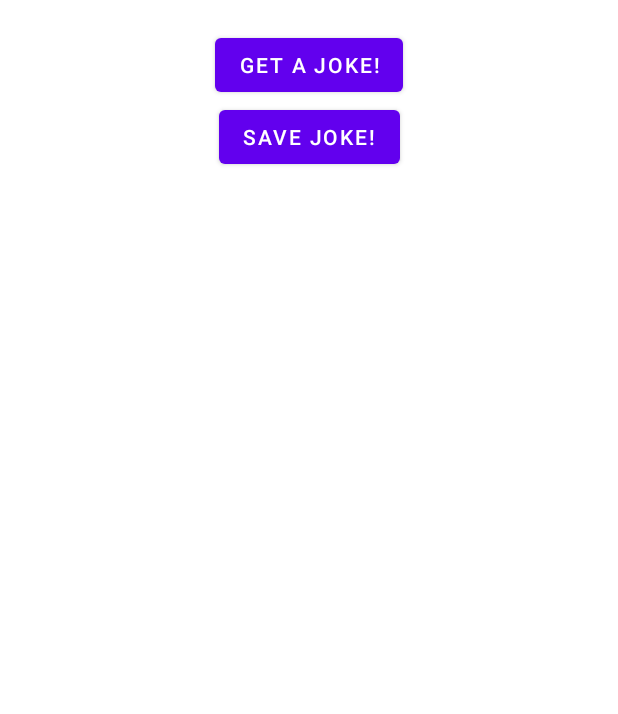
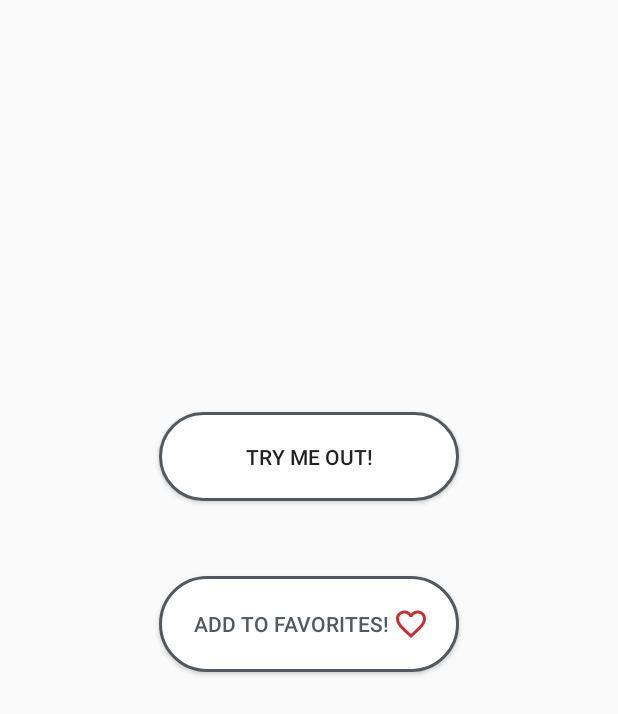
Before and after one commit to rio994/Jokester, an Android app: the layout fragment_search_jokes.xml on its own in the app's theme, with its tools: preview values and no code run, on a phone screen of 412 x 824 dp. Shown: the top 714 px of the screen. Run offline under Robolectric (Android 15) with nearby library versions, the phone set to English and light mode, and no system bars.

Commit message:
Added a little bit of design to SearchJokesFragment.kt (custom colors & Favorite icons)

```diff
--- a/app/src/main/java/com/levelup/jokester/data/local/AppDatabase.kt
+++ b/app/src/main/java/com/levelup/jokester/data/local/AppDatabase.kt
@@ -4,7 +4,7 @@ import androidx.room.Database
 import androidx.room.RoomDatabase
 import com.levelup.jokester.data.model.JokeResponse
 
-@Database(entities = [JokeResponse::class], version = 2, exportSchema = true)
+@Database(entities = [JokeResponse::class], version = 4, exportSchema = true)
 abstract class AppDatabase() : RoomDatabase() {
     abstract fun jokeDao() : JokeDao
 }
--- a/app/src/main/java/com/levelup/jokester/ui/list/JokesAdapter.kt
+++ b/app/src/main/java/com/levelup/jokester/ui/list/JokesAdapter.kt
@@ -22,9 +22,11 @@ class JokesAdapter(private val viewModel : SearchJokesViewModel) : RecyclerView.
     }
 
     override fun onBindViewHolder(holder: ViewHolder, position: Int) {
-        val item = list[position]
+        if(list.isNotEmpty()){
+            val item = list[position]
+            holder.bind(item, position)
+        }
 
-        holder.bind(item, position)
     }
 
     inner class ViewHolder (private val binding : ListItemBinding) : RecyclerView.ViewHolder(binding.root){
--- /dev/null
+++ b/app/src/main/res/drawable/button_background.xml
@@ -0,0 +1,11 @@
+<?xml version="1.0" encoding="utf-8"?>
+<shape xmlns:android="http://schemas.android.com/apk/res/android"
+    android:shape="rectangle" >
+    <corners android:radius="40dp" />
+    <stroke android:width="2dp" android:color="@color/button_name" />
+    <gradient
+        android:startColor="@color/white" android:endColor="@color/white"
+        android:angle="90"/>
+    <padding android:left="8dp" android:top="2dp"
+        android:right="8dp" android:bottom="2dp" />
+</shape>
--- /dev/null
+++ b/app/src/main/res/drawable/ic_favorite_24.xml
@@ -0,0 +1,5 @@
+<vector android:height="24dp" android:tint="#CA2E2E"
+    android:viewportHeight="24" android:viewportWidth="24"
+    android:width="24dp" xmlns:android="http://schemas.android.com/apk/res/android">
+    <path android:fillColor="@android:color/white" android:pathData="M12,21.35l-1.45,-1.32C5.4,15.36 2,12.28 2,8.5 2,5.42 4.42,3 7.5,3c1.74,0 3.41,0.81 4.5,2.09C13.09,3.81 14.76,3 16.5,3 19.58,3 22,5.42 22,8.5c0,3.78 -3.4,6.86 -8.55,11.54L12,21.35z"/>
+</vector>
--- /dev/null
+++ b/app/src/main/res/drawable/ic_favorite_empty_24.xml
@@ -0,0 +1,5 @@
+<vector android:height="24dp" android:tint="#CA2E2E"
+    android:viewportHeight="24" android:viewportWidth="24"
+    android:width="24dp" xmlns:android="http://schemas.android.com/apk/res/android">
+    <path android:fillColor="@android:color/white" android:pathData="M16.5,3c-1.74,0 -3.41,0.81 -4.5,2.09C10.91,3.81 9.24,3 7.5,3 4.42,3 2,5.42 2,8.5c0,3.78 3.4,6.86 8.55,11.54L12,21.35l1.45,-1.32C18.6,15.36 22,12.28 22,8.5 22,5.42 19.58,3 16.5,3zM12.1,18.55l-0.1,0.1 -0.1,-0.1C7.14,14.24 4,11.39 4,8.5 4,6.5 5.5,5 7.5,5c1.54,0 3.04,0.99 3.57,2.36h1.87C13.46,5.99 14.96,5 16.5,5c2,0 3.5,1.5 3.5,3.5 0,2.89 -3.14,5.74 -7.9,10.05z"/>
+</vector>
--- /dev/null
+++ b/app/src/main/res/drawable/ic_heart_svgrepo_com.xml
@@ -0,0 +1,4 @@
+<vector android:height="24dp" android:viewportHeight="490.4"
+    android:viewportWidth="490.4" android:width="24dp" xmlns:android="http://schemas.android.com/apk/res/android">
+    <path android:fillColor="#FF000000" android:pathData="M222.5,453.7c6.1,6.1 14.3,9.5 22.9,9.5c8.5,0 16.9,-3.5 22.9,-9.5L448,274c27.3,-27.3 42.3,-63.6 42.4,-102.1c0,-38.6 -15,-74.9 -42.3,-102.2S384.6,27.4 346,27.4c-37.9,0 -73.6,14.5 -100.7,40.9c-27.2,-26.5 -63,-41.1 -101,-41.1c-38.5,0 -74.7,15 -102,42.2C15,96.7 0,133 0,171.6c0,38.5 15.1,74.8 42.4,102.1L222.5,453.7zM59.7,86.8c22.6,-22.6 52.7,-35.1 84.7,-35.1s62.2,12.5 84.9,35.2l7.4,7.4c2.3,2.3 5.4,3.6 8.7,3.6l0,0c3.2,0 6.4,-1.3 8.7,-3.6l7.2,-7.2c22.7,-22.7 52.8,-35.2 84.9,-35.2c32,0 62.1,12.5 84.7,35.1c22.7,22.7 35.1,52.8 35.1,84.8s-12.5,62.1 -35.2,84.8L251,436.4c-2.9,2.9 -8.2,2.9 -11.2,0l-180,-180c-22.7,-22.7 -35.2,-52.8 -35.2,-84.8C24.6,139.6 37.1,109.5 59.7,86.8z"/>
+</vector>
--- a/app/src/main/res/layout/fragment_search_jokes.xml
+++ b/app/src/main/res/layout/fragment_search_jokes.xml
@@ -17,30 +17,48 @@
 
         <TextView
             android:id="@+id/new_joke"
+            android:layout_marginTop="100dp"
+            android:gravity="center"
             android:layout_width="match_parent"
             android:layout_height="wrap_content"
+            android:textSize="18sp"
+            android:textStyle="bold"
+            android:fontFamily="sans-serif-medium"
             android:text="@{viewModel.isSingleType() ? viewModel.joke.joke : viewModel.joke.setup +'\n'+ viewModel.joke.delivery}"
             app:layout_constraintTop_toTopOf="parent"/>
 
         <Button
             android:id="@+id/button_get_joke"
-            android:layout_width="wrap_content"
+            android:layout_width="200dp"
             android:layout_height="wrap_content"
-            android:text="Get a joke!"
+            android:layout_marginTop="150dp"
+            android:text="Try me out!"
+            android:padding="20dp"
+            android:textSize="14sp"
             android:onClick="@{()-> viewModel.getAnyJoke()}"
             app:layout_constraintTop_toBottomOf="@id/new_joke"
             app:layout_constraintStart_toStartOf="parent"
-            app:layout_constraintEnd_toEndOf="parent"/>
+            app:layout_constraintEnd_toEndOf="parent"
+            android:background="@drawable/button_background"/>
 
         <Button
             android:id="@+id/button_save_joke"
-            android:layout_width="wrap_content"
+            android:layout_width="200dp"
             android:layout_height="wrap_content"
+            android:layout_marginTop="50dp"
+            android:padding="20dp"
+            android:textSize="14sp"
+            android:onClick="@{()->viewModel.saveJoke()}"
             app:layout_constraintTop_toBottomOf="@+id/button_get_joke"
             app:layout_constraintStart_toStartOf="parent"
             app:layout_constraintEnd_toEndOf="parent"
-            android:text="save joke!"
-            android:onClick="@{()->viewModel.saveJoke()}"
+            android:text="Add to Favorites!"
+            android:drawableRight="@drawable/ic_favorite_empty_24"
+            android:textColor="@color/button_name"
+            android:elevation="50dp"
+            android:shadowRadius="1"
+            android:animateLayoutChanges="true"
+            android:background="@drawable/button_background"
             />
 
 
--- a/app/src/main/res/layout/list_item.xml
+++ b/app/src/main/res/layout/list_item.xml
@@ -24,7 +24,7 @@
             app:layout_constraintEnd_toStartOf="@id/list_item_delete_btn"
             android:layout_height="match_parent"
             android:gravity="center"
-            android:text="@{item.fullJoke}"
+            android:text="@{item.getFullJoke()}"
             android:textSize="16sp"
             android:layout_width="0dp"/>
         <Button
--- a/app/src/main/res/values/colors.xml
+++ b/app/src/main/res/values/colors.xml
@@ -7,4 +7,5 @@
     <color name="teal_700">#FF018786</color>
     <color name="black">#FF000000</color>
     <color name="white">#FFFFFFFF</color>
+    <color name="button_name">#51595F</color>
 </resources>
--- a/app/src/main/res/values/themes.xml
+++ b/app/src/main/res/values/themes.xml
@@ -1,6 +1,6 @@
 <resources xmlns:tools="http://schemas.android.com/tools">
     <!-- Base application theme. -->
-    <style name="Theme.Jokester" parent="Theme.MaterialComponents.DayNight.DarkActionBar">
+    <style name="Theme.Jokester" parent="Theme.AppCompat.Light.NoActionBar">
         <!-- Primary brand color. -->
         <item name="colorPrimary">@color/purple_500</item>
         <item name="colorPrimaryVariant">@color/purple_700</item>
@@ -9,6 +9,7 @@
         <item name="colorSecondary">@color/teal_200</item>
         <item name="colorSecondaryVariant">@color/teal_700</item>
         <item name="colorOnSecondary">@color/black</item>
+
         <!-- Status bar color. -->
         <item name="android:statusBarColor" tools:targetApi="l">?attr/colorPrimaryVariant</item>
         <!-- Customize your theme here. -->
```
Also changed, not shown: app/src/main/java/com/levelup/jokester/data/model/JokeResponse.kt (+26 -7 lines), app/src/main/java/com/levelup/jokester/ui/search/SearchJokesFragment.kt (+18 -2 lines), app/src/main/java/com/levelup/jokester/ui/search/SearchJokesViewModel.kt (+6 -1 lines).
